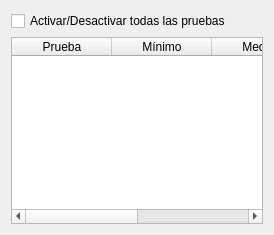
Qt form src/synccommandlistform.ui (tarpuq/tarpuqJIGsw) before a commit.
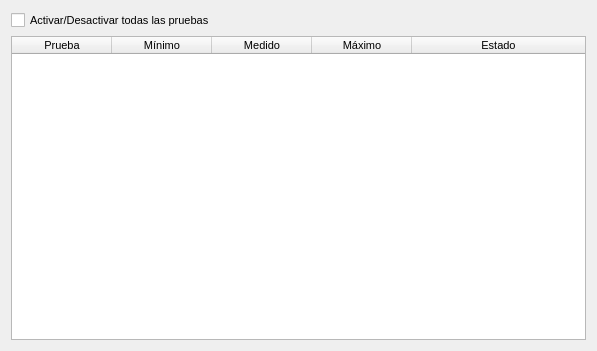
The same form after that commit. Icons and pictures are not drawn. Custom widgets are drawn as their Qt base class.

Patch:
```diff
--- a/src/synccommandlistform.ui
+++ b/src/synccommandlistform.ui
@@ -6,10 +6,15 @@
    <rect>
     <x>0</x>
     <y>0</y>
-    <width>274</width>
-    <height>235</height>
+    <width>597</width>
+    <height>351</height>
    </rect>
   </property>
+  <property name="font">
+   <font>
+    <pointsize>8</pointsize>
+   </font>
+  </property>
   <property name="windowTitle">
    <string>Lista de Comandos</string>
   </property>
@@ -23,6 +28,11 @@
    </item>
    <item>
     <widget class="GTreeWidget" name="treeWidget">
+     <property name="font">
+      <font>
+       <pointsize>8</pointsize>
+      </font>
+     </property>
      <property name="alternatingRowColors">
       <bool>true</bool>
      </property>
@@ -140,12 +150,6 @@
    <extends>QTreeWidget</extends>
    <header>gtreewidget.h</header>
   </customwidget>
-  <customwidget>
-   <class>QMdiSubWindow</class>
-   <extends>QWidget</extends>
-   <header>qmdisubwindow.h</header>
-   <container>1</container>
-  </customwidget>
  </customwidgets>
  <resources>
   <include location="resources.qrc"/>
```
